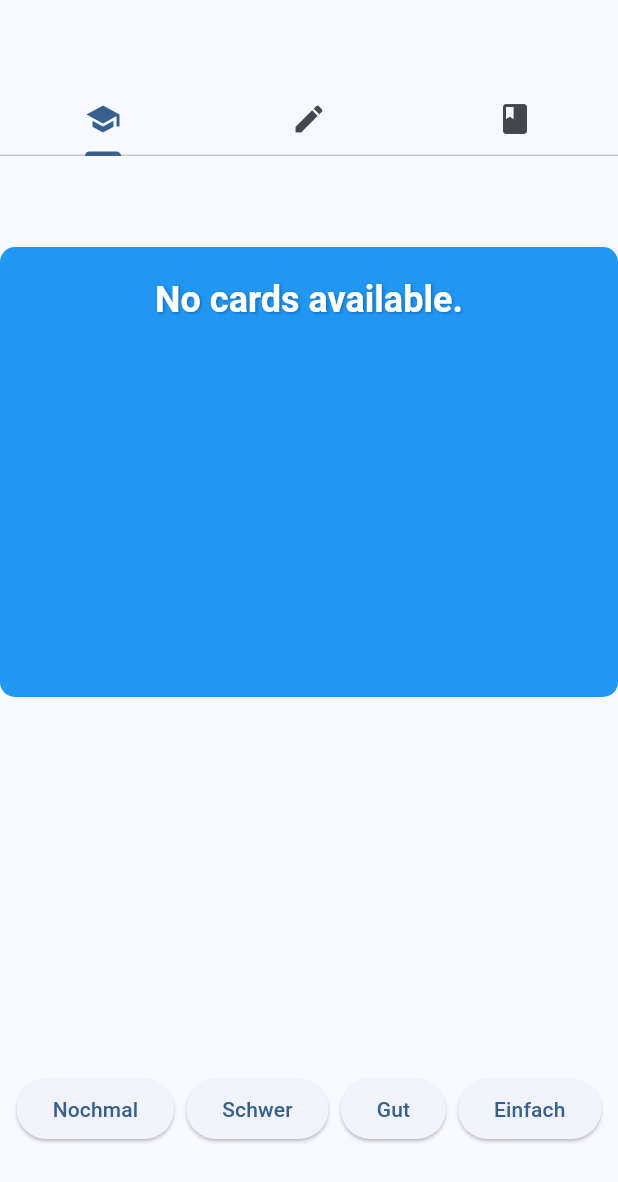
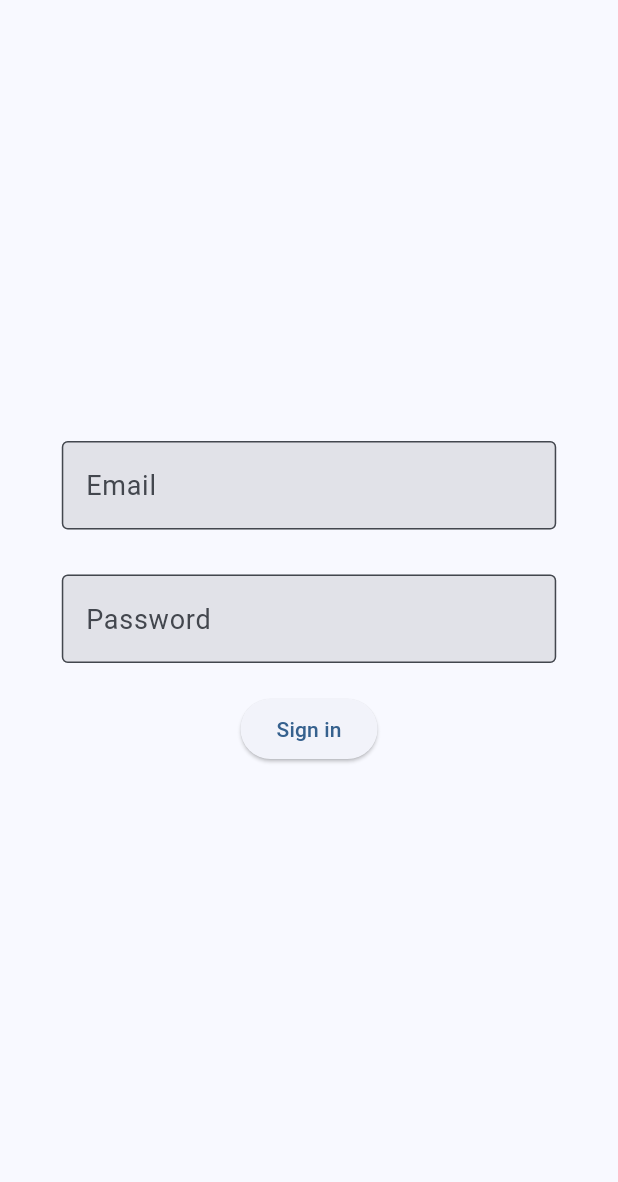
Before and after one commit to wklausing/FAnki, a Flutter app: the screen it shows after launch, on a phone screen of 412 x 824 dp. Shown: the top 1182 px of the screen. Run offline on Flutter 3.47's test engine with Material 3 defaults, Android fonts, the phone set to English and light mode, and no system bars; our stand-ins replace cloud_firestore, firebase_auth, firebase_core, loading_animation_widget; accounts and stored records are empty; statements that could not run were skipped.

Commit message:
Added repition logic, login functionality, did some refactoring and bugfixing.

```diff
--- a/lib/app_state.dart
+++ b/lib/app_state.dart
@@ -3,17 +3,15 @@ import 'package:anki_app/single_card.dart';
 import 'package:flutter/material.dart';
 
 class AppState extends ChangeNotifier {
-  CardDeckManager cardDeckManager = CardDeckManager();
-  String currentDeck = 'default';
+  CardDeckManager cardDeckManager;
   SingleCard card = SingleCard(
       deckName: 'deckName', questionText: 'LoadingQ', answerText: 'LoadingA');
   List<String> deckNames = [];
   int selectedDeckIndex = -1;
 
   AppState({String initialDeck = 'default'})
-      : cardDeckManager = CardDeckManager(),
-        currentDeck = initialDeck {
-    cardDeckManager.setCurrentDeck(currentDeck);
+      : cardDeckManager = CardDeckManager() {
+    cardDeckManager.setCurrentDeck(initialDeck);
     loadDecknames();
 
     loadCardsFromDeck();
@@ -27,14 +25,17 @@ class AppState extends ChangeNotifier {
     );
     deckNames = cardDeckManager.deckNames;
     if (selectedDeckIndex == -1) {
-      selectedDeckIndex = deckNames.indexOf(currentDeck);
+      selectedDeckIndex = deckNames.indexOf(cardDeckManager.currentDeckName);
     }
     notifyListeners();
   }
 
   void createDeck(String deckName) {
-    cardDeckManager.currentDeckName = deckName;
-    deckNames.add(deckName);
+    if (!deckNames.contains(deckName)) {
+      cardDeckManager.createDeckInFirestore(deckName);
+      cardDeckManager.currentDeckName = deckName;
+      deckNames.add(deckName);
+    }
   }
 
   void loadCardsFromDeck() async {
@@ -43,9 +44,10 @@ class AppState extends ChangeNotifier {
         nextCard();
       },
     );
+    notifyListeners();
   }
 
-  void changeDeck(String newDeck) async {
+  void changeDeck(String newDeck) {
     cardDeckManager.setCurrentDeck(newDeck);
     loadCardsFromDeck();
     notifyListeners();
@@ -66,6 +68,12 @@ class AppState extends ChangeNotifier {
     notifyListeners();
   }
 
+  void nextRandomCard() {
+    card = cardDeckManager.nextCardWhileConsideringDifficulty(
+        cardDeckManager.decks[cardDeckManager.currentDeckName]!);
+    notifyListeners();
+  }
+
   void setSelectedDeckIndex(int index) {
     selectedDeckIndex = index;
     loadCardsFromDeck();
--- a/lib/decks_page.dart
+++ b/lib/decks_page.dart
@@ -29,8 +29,8 @@ class _DecksPageState extends State<DecksPage> {
                     : null,
                 selected: appState.selectedDeckIndex == index,
                 onTap: () {
+                  appState.changeDeck(deckNames[index]);
                   appState.setSelectedDeckIndex(index);
-                  appState.changeDeck(deckNames[index]);
                 },
               ),
             );
--- /dev/null
+++ b/lib/login_page.dart
@@ -0,0 +1,132 @@
+import 'package:flutter/material.dart';
+import 'package:firebase_auth/firebase_auth.dart';
+import 'package:anki_app/main.dart';
+
+class AuthService {
+  final FirebaseAuth _auth = FirebaseAuth.instance;
+
+  Future<void> signInIfCorrect(String email, String password) async {
+    try {
+      await _auth.signInWithEmailAndPassword(
+        email: email,
+        password: password,
+      );
+      log.info("Authenticated successfully!");
+    } on FirebaseAuthException catch (e) {
+      log.info("Failed to authenticate: ${e.message}");
+      throw Exception('Failed to authenticate: ${e.message}');
+    }
+  }
+}
+
+class LoginPage extends StatefulWidget {
+  const LoginPage({super.key});
+
+  @override
+  _LoginPageState createState() => _LoginPageState();
+}
+
+class _LoginPageState extends State<LoginPage> {
+  late final Stream<User?> userStream =
+      FirebaseAuth.instance.authStateChanges();
+  final TextEditingController _emailController = TextEditingController();
+  final TextEditingController _passwordController = TextEditingController();
+  final AuthService _authService = AuthService();
+
+  void _signIn() async {
+    try {
+      await _authService.signInIfCorrect(
+          _emailController.text, _passwordController.text);
+    } catch (e) {
+      ScaffoldMessenger.of(context)
+          .showSnackBar(SnackBar(content: Text(e.toString())));
+    }
+  }
+
+  void _signOut() async {
+    await FirebaseAuth.instance.signOut();
+  }
+
+  @override
+  Widget build(BuildContext context) {
+    return StreamBuilder<User?>(
+      stream: userStream,
+      builder: (context, snapshot) {
+        if (snapshot.connectionState == ConnectionState.active) {
+          if (snapshot.data == null) {
+            return notSignedIn();
+          } else {
+            return signedIn(snapshot.data);
+          }
+        } else {
+          return Scaffold(
+            body: Center(child: CircularProgressIndicator()),
+          );
+        }
+      },
+    );
+  }
+
+  Widget _buildTextField(TextEditingController controller, String hintText) {
+    return FractionallySizedBox(
+      widthFactor: 0.8,
+      child: TextField(
+        controller: controller,
+        decoration: InputDecoration(
+          filled: true,
+          border: const OutlineInputBorder(),
+          hintText: hintText,
+        ),
+      ),
+    );
+  }
+
+  @override
+  void dispose() {
+    _emailController.dispose();
+    _passwordController.dispose();
+    super.dispose();
+  }
+
+  Widget signedIn(User? user) {
+    String email = user!.email ?? 'NoUsername';
+
+    return Scaffold(
+      body: Center(
+        child: Column(
+          mainAxisAlignment: MainAxisAlignment.center,
+          children: <Widget>[
+            Text('Signed in with: $email'),
+            SizedBox(height: 20),
+            ElevatedButton(
+              onPressed: _signOut,
+              child: const Text('Sign out'),
+            ),
+            SizedBox(height: 20)
+          ],
+        ),
+      ),
+    );
+  }
+
+  Widget notSignedIn() {
+    return Scaffold(
+      body: Center(
+        child: Column(
+          mainAxisAlignment: MainAxisAlignment.center,
+          children: <Widget>[
+            _buildTextField(_emailController, 'Email'),
+            SizedBox(height: 30),
+            _buildTextField(_passwordController, 'Password'),
+            SizedBox(height: 20),
+            ElevatedButton(
+              onPressed: _signIn,
+              child: const Text('Sign in'),
+            ),
+            SizedBox(height: 20),
+          ],
+        ),
+      ),
+    );
+  }
+}
--- a/lib/main.dart
+++ b/lib/main.dart
@@ -1,7 +1,8 @@
 import 'dart:io';
 
-import 'package:anki_app/authentication.dart';
 import 'package:anki_app/decks_page.dart';
+import 'package:anki_app/login_page.dart';
+import 'package:firebase_auth/firebase_auth.dart';
 import 'package:flutter/foundation.dart';
 import 'package:flutter/material.dart';
 import 'package:provider/provider.dart';
@@ -29,9 +30,9 @@ void main() async {
   await Firebase.initializeApp(
     options: DefaultFirebaseOptions.currentPlatform,
   );
+  await FirebaseAuth.instance.signOut();
+
   initializeLogger();
-  log.info('Logging in');
-  await AuthService().signInIfCorrect('foo', 'bar');
   log.info('Starting app');
   runApp(MyApp());
 }
@@ -76,64 +77,89 @@ class MyHomePage extends StatefulWidget {
 
 class _MyHomePageState extends State<MyHomePage>
     with SingleTickerProviderStateMixin {
-  int selectedIndex = 0;
-  late TabController _tabController;
-
-  @override
-  initState() {
-    super.initState();
-    _tabController = TabController(length: 3, vsync: this);
-  }
+  late final Stream<User?> userStream =
+      FirebaseAuth.instance.authStateChanges();
+  late final TabController _tabController;
 
   List<Widget> pages = [
     LearningPage(),
     CreateCardsPage(),
     DecksPage(),
+    LoginPage(),
   ];
 
   @override
+  void initState() {
+    super.initState();
+    _tabController = TabController(length: 4, vsync: this);
+  }
+
+  @override
   Widget build(BuildContext context) {
+    return StreamBuilder<User?>(
+      stream: userStream,
+      builder: (context, snapshot) {
+        if (snapshot.connectionState == ConnectionState.active) {
+          if (snapshot.data == null) {
+            return LoginPage();
+          } else {
+            return buildUserInterface(snapshot.data);
+          }
+        } else {
+          return Scaffold(
+            body: Center(child: CircularProgressIndicator()),
+          );
+        }
+      },
+    );
+  }
+
+  Widget buildUserInterface(User? user) {
     var colorScheme = Theme.of(context).colorScheme;
-
-    Widget page = pages[selectedIndex];
-
     var mainArea = ColoredBox(
       color: colorScheme.surfaceVariant,
       child: AnimatedSwitcher(
         duration: Duration(milliseconds: 200),
-        child: page,
+        child: pages[_tabController.index],
       ),
     );
 
-    Widget navigationBar;
-    if (Platform.isIOS || Platform.isAndroid) {
-      navigationBar = DefaultTabController(
-        initialIndex: 0,
-        length: 3,
+    return Platform.isIOS || Platform.isAndroid
+        ? buildMobileNavigationBar(mainArea)
+        : buildDesktopNavigationBar(mainArea);
+  }
+
+  Widget buildMobileNavigationBar(Widget mainArea) {
+    return DefaultTabController(
+      initialIndex: 3,
+      length: 4,
       child: Scaffold(
         appBar: AppBar(
           bottom: TabBar(
             controller: _tabController,
             tabs: const <Widget>[
-                  Tab(
-                    icon: Icon(Icons.school),
-                  ),
-                  Tab(
-                    icon: Icon(Icons.create),
-                  ),
-                  Tab(
-                    icon: Icon(Icons.book),
-                  ),
+              Tab(icon: Icon(Icons.school)),
+              Tab(icon: Icon(Icons.create)),
+              Tab(icon: Icon(Icons.book)),
+              Tab(icon: Icon(Icons.login)),
             ],
           ),
         ),
         body: TabBarView(
           controller: _tabController,
-              children: pages,
-            )),
+          children: [
+            LearningPage(),
+            CreateCardsPage(),
+            DecksPage(),
+            LoginPage()
+          ],
+        ),
+      ),
     );
-    } else if (Platform.isMacOS) {
-      navigationBar = Scaffold(
+  }
+
+  Widget buildDesktopNavigationBar(Widget mainArea) {
+    return Scaffold(
       body: LayoutBuilder(
         builder: (BuildContext context, BoxConstraints constraints) {
           return Row(
@@ -142,10 +168,10 @@ class _MyHomePageState extends State<MyHomePage>
                 child: NavigationRail(
                   backgroundColor:
                       Theme.of(context).colorScheme.primaryContainer,
-                    selectedIndex: selectedIndex,
+                  selectedIndex: _tabController.index,
                   onDestinationSelected: (int index) {
                     setState(() {
-                        selectedIndex = index;
+                      _tabController.index = index;
                     });
                   },
                   destinations: [
@@ -162,7 +188,12 @@ class _MyHomePageState extends State<MyHomePage>
                     NavigationRailDestination(
                       icon: Icon(Icons.book_outlined),
                       selectedIcon: Icon(Icons.book),
-                        label: Text('Placeholder'),
+                      label: Text('Decks'),
+                    ),
+                    NavigationRailDestination(
+                      icon: Icon(Icons.login_outlined),
+                      selectedIcon: Icon(Icons.login),
+                      label: Text('Login'),
                     ),
                   ],
                 ),
@@ -175,11 +206,5 @@ class _MyHomePageState extends State<MyHomePage>
         },
       ),
     );
-    } else {
-      log.severe('Unknown platform.');
-      navigationBar = Scaffold();
-    }
-
-    return navigationBar;
   }
 }
--- a/lib/single_card.dart
+++ b/lib/single_card.dart
@@ -5,19 +5,23 @@ class SingleCard {
   String deckName;
   String questionText;
   String answerText;
+  double _difficulty;
 
   SingleCard({
     String id = 'none',
     required this.deckName,
     required this.questionText,
     required this.answerText,
-  }) : id = id == 'none' ? Uuid().v4() : id;
+    double difficulty = 1.0,
+  })  : _difficulty = difficulty,
+        id = id == 'none' ? Uuid().v4() : id;
 
   factory SingleCard.fromMap(Map<String, dynamic> map) {
     final String? id = map['id'];
     final String? deckName = map['deckname'];
     final String? questionText = map['question'];
     final String? answerText = map['answer'];
+    final double difficulty = map['difficulty'];
 
     if (id == null ||
         deckName == null ||
@@ -31,15 +35,28 @@ class SingleCard {
       deckName: deckName,
       questionText: questionText,
       answerText: answerText,
+      difficulty: difficulty,
     );
   }
 
-  Map<String, String> cardToMap() {
+  Map<String, dynamic> cardToMap() {
     return {
       'id': id,
       'deckname': deckName,
       'question': questionText,
       'answer': answerText,
+      'difficulty': difficulty,
     };
   }
+
+  double get difficulty => _difficulty;
+
+  set difficulty(double value) {
+    if (value > 1.0) {
+      value = 1.0;
+    } else if (value < 0.01) {
+      value = 0.01;
+    }
+    _difficulty = value;
+  }
 }
```
Also changed, not shown: lib/authentication.dart (+31 -31 lines), lib/card_deck_manager.dart (+96 -23 lines), lib/create_card_page.dart (+0 -11 lines), lib/learning_page.dart (+26 -15 lines), 1 other file. Lines whose indentation alone changed are shown as unchanged.
